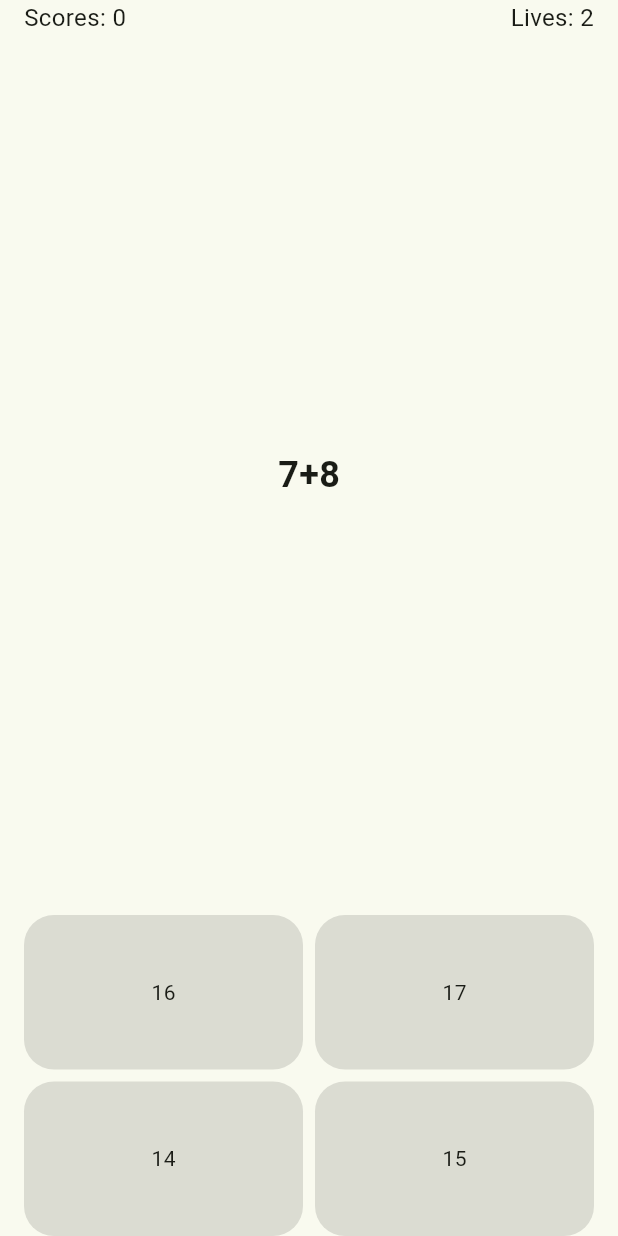
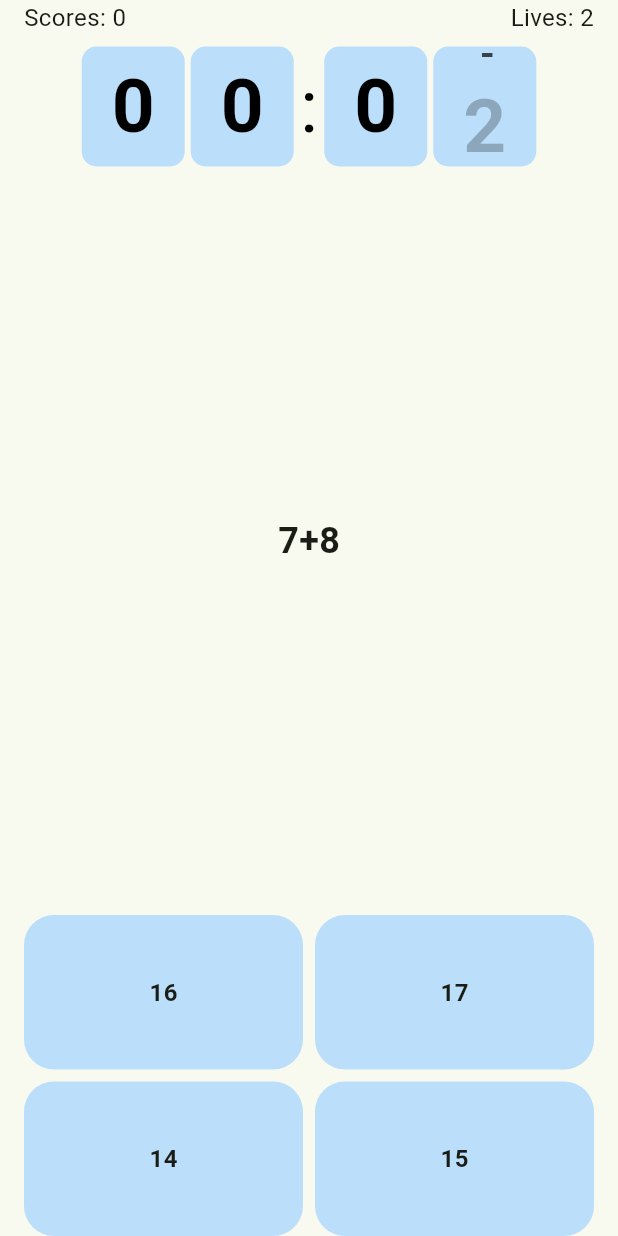
Before and after one commit to bulatBurganov/math_game, a Flutter app: the screen it shows after launch, after a tap on "16", on a phone screen of 412 x 824 dp. Run offline on Flutter 3.47's test engine with Material 3 defaults, Android fonts, the phone set to English and light mode, and no system bars; our stand-ins replace flutter_bloc, freezed_annotation; missing offline and left inert: flame.

Commit message:
timer added

```diff
--- a/lib/math_game/domain/bloc/math_game_cubit.dart
+++ b/lib/math_game/domain/bloc/math_game_cubit.dart
@@ -5,9 +5,12 @@ import 'package:flutter_bloc/flutter_bloc.dart';
 import 'package:math_game/math_game/constants/game_constants.dart';
 import 'package:math_game/math_game/domain/bloc/math_game_state.dart';
 import 'package:math_game/math_game/domain/model/problem_model.dart';
+import 'package:math_game/math_game/utils/math_expression_parser.dart';
 
 class MathGameCubit extends Cubit<MathGameState> {
   MathGameCubit(super.initialState);
+  final _levelDuration = Duration(seconds: 10);
+  Timer? _timer;
 
   Future<void> init() async {
     final operators = ['+', '-'];
@@ -31,14 +34,18 @@ class MathGameCubit extends Cubit<MathGameState> {
 
       problems.add(problem);
     }
+
     emit(
       state.copyWith(
         levelModel: problems,
         scores: 0,
         lives: defaultLivesCount,
         isLevelFinished: false,
+        timer: _levelDuration,
       ),
     );
+
+    _startTimer();
   }
 
   Future<void> checkAnswer(double answer) async {
@@ -53,147 +60,37 @@ class MathGameCubit extends Cubit<MathGameState> {
           ),
         );
       } else {
-        emit(state.copyWith(isLevelFinished: true));
+        _finishGame(null);
       }
     } else {
       int lives = state.lives;
       lives--;
       if (lives == 0) {
-        emit(state.copyWith(lives: 0, isLevelFinished: true));
+        _finishGame(0);
       } else {
         emit(state.copyWith(lives: lives));
       }
     }
   }
-}
 
-class MathExpressionParser {
-  static double evaluate(String expression) {
-    // Удаляем пробелы и конвертируем в нижний регистр
-    expression = expression.replaceAll(' ', '').toLowerCase();
-
-    // Токенизация выражения
-    final tokens = _tokenize(expression);
-
-    // Конвертация в обратную польскую нотацию (RPN)
-    final rpn = _convertToRPN(tokens);
-
-    // Вычисление результата
-    return _evaluateRPN(rpn);
+  _finishGame(int? livesCount) {
+    _timer?.cancel();
+    emit(
+      state.copyWith(isLevelFinished: true, lives: livesCount ?? state.lives),
+    );
   }
 
-  static List<String> _tokenize(String expression) {
-    final tokens = <String>[];
-    final buffer = StringBuffer();
-    bool lastWasDigit = false;
-
-    for (int i = 0; i < expression.length; i++) {
-      final char = expression[i];
-
-      if (_isDigit(char) || char == '.') {
-        buffer.write(char);
-        lastWasDigit = true;
-      } else if (_isOperator(char)) {
-        if (buffer.isNotEmpty) {
-          tokens.add(buffer.toString());
-          buffer.clear();
-        }
-
-        // Обработка унарного минуса
-        if (char == '-' &&
-            (i == 0 ||
-                _isOperator(expression[i - 1]) ||
-                expression[i - 1] == '(')) {
-          tokens.add('0'); // Добавляем ноль перед унарным минусом
-        }
-
-        tokens.add(char);
-        lastWasDigit = false;
-      } else if (char == '(' || char == ')') {
-        if (buffer.isNotEmpty) {
-          tokens.add(buffer.toString());
-          buffer.clear();
-        }
-        tokens.add(char);
-        lastWasDigit = false;
-      } else {
-        throw FormatException('Недопустимый символ: $char');
-      }
-    }
-
-    if (buffer.isNotEmpty) {
-      tokens.add(buffer.toString());
-    }
-
-    return tokens;
+  _startTimer() {
+    _timer = Timer.periodic(const Duration(seconds: 1), _timerCallback);
   }
 
-  static List<String> _convertToRPN(List<String> tokens) {
-    final output = <String>[];
-    final operators = <String>[];
-    final precedence = {'+': 1, '-': 1, '*': 2, '/': 2};
-
-    for (final token in tokens) {
-      if (double.tryParse(token) != null) {
-        output.add(token);
-      } else if (token == '(') {
-        operators.add(token);
-      } else if (token == ')') {
-        while (operators.isNotEmpty && operators.last != '(') {
-          output.add(operators.removeLast());
-        }
-        operators.removeLast(); // Удаляем '('
-      } else if (_isOperator(token)) {
-        while (operators.isNotEmpty &&
-            operators.last != '(' &&
-            precedence[token]! <= precedence[operators.last]!) {
-          output.add(operators.removeLast());
-        }
-        operators.add(token);
-      }
+  void _timerCallback(Timer? timer) {
+    print('timer callback');
+    final seconds = state.timer.inSeconds - 1;
+    if (seconds < 0) {
+      _finishGame(null);
+    } else {
+      emit(state.copyWith(timer: Duration(seconds: seconds)));
     }
-
-    while (operators.isNotEmpty) {
-      output.add(operators.removeLast());
-    }
-
-    return output;
   }
-
-  static double _evaluateRPN(List<String> rpn) {
-    final stack = <double>[];
-
-    for (final token in rpn) {
-      if (double.tryParse(token) != null) {
-        stack.add(double.parse(token));
-      } else {
-        final b = stack.removeLast();
-        final a = stack.isNotEmpty ? stack.removeLast() : 0;
-
-        switch (token) {
-          case '+':
-            stack.add(a + b);
-            break;
-          case '-':
-            stack.add(a - b);
-            break;
-          case '*':
-            stack.add(a * b);
-            break;
-          case '/':
-            if (b == 0) throw Exception('Деление на ноль');
-            stack.add(a / b);
-            break;
-          default:
-            throw Exception('Неизвестный оператор: $token');
-        }
-      }
-    }
-
-    return stack.last;
-  }
-
-  static bool _isDigit(String s) =>
-      s.codeUnitAt(0) >= 48 && s.codeUnitAt(0) <= 57;
-  static bool _isOperator(String s) => ['+', '-', '*', '/'].contains(s);
 }
--- a/lib/math_game/domain/bloc/math_game_state.dart
+++ b/lib/math_game/domain/bloc/math_game_state.dart
@@ -11,5 +11,6 @@ class MathGameState with _$MathGameState {
     @Default(0) int scores,
     @Default(defaultLivesCount) int lives,
     @Default(false) isLevelFinished,
+    @Default(Duration(seconds: 0)) Duration timer,
   }) = _MathGameState;
 }
--- a/lib/math_game/ui/math_game_screen.dart
+++ b/lib/math_game/ui/math_game_screen.dart
@@ -2,6 +2,8 @@ import 'package:flutter/material.dart';
 import 'package:flutter_bloc/flutter_bloc.dart';
 import 'package:math_game/math_game/domain/bloc/math_game_cubit.dart';
 import 'package:math_game/math_game/domain/bloc/math_game_state.dart';
+import 'package:math_game/math_game/ui/widget/bounce_button.dart';
+import 'package:math_game/math_game/ui/widget/timer_widget.dart';
 
 class MathGameScreen extends StatefulWidget {
   const MathGameScreen({super.key});
@@ -63,6 +65,9 @@ class _MathGameScreenState extends State<MathGameScreen> {
                     ),
                   ],
                 ),
+                const SizedBox(height: 8),
+                TimerWidget(duration: state.timer),
+
                 Expanded(
                   child: Center(
                     child: Text(
@@ -90,6 +95,10 @@ class _MathGameScreenState extends State<MathGameScreen> {
                         state.levelModel.first.answers[index]
                             .toInt()
                             .toString(),
+                        style: TextStyle(
+                          fontSize: 16,
+                          fontWeight: FontWeight.w700,
+                        ),
                       ),
                     );
                   },
@@ -108,71 +117,3 @@ class _MathGameScreenState extends State<MathGameScreen> {
     );
   }
 }
-
-class BounceButton extends StatefulWidget {
-  final Widget child;
-  final Function onTap;
-  final Duration duration;
-
-  const BounceButton({
-    super.key,
-    required this.child,
-    required this.onTap,
-    required this.duration,
-  });
-
-  @override
-  State<BounceButton> createState() => _BounceButtonState();
-}
-
-class _BounceButtonState extends State<BounceButton>
-    with SingleTickerProviderStateMixin {
-  late AnimationController _controller;
-  late Animation<double> _animation;
-
-  @override
-  void initState() {
-    super.initState();
-    _controller = AnimationController(duration: widget.duration, vsync: this);
-    _animation = Tween<double>(
-      begin: 1.0,
-      end: 0.9,
-    ).animate(CurvedAnimation(parent: _controller, curve: Curves.easeIn));
-  }
-
-  @override
-  void dispose() {
-    _controller.dispose();
-    super.dispose();
-  }
-
-  @override
-  Widget build(BuildContext context) {
-    return GestureDetector(
-      onTap: () {
-        widget.onTap();
-        _controller.forward().then((_) {
-          _controller.reverse();
-        });
-      },
-      child: AnimatedBuilder(
-        animation: _animation,
-        builder: (context, child) {
-          return Transform.scale(
-            scale: _animation.value,
-            child: AnimatedContainer(
-              alignment: Alignment.center,
-              duration: widget.duration,
-              decoration: BoxDecoration(
-                color: Theme.of(context).focusColor,
-                borderRadius: BorderRadius.circular(20),
-              ),
-              child: child,
-            ),
-          );
-        },
-        child: widget.child,
-      ),
-    );
-  }
-}
--- /dev/null
+++ b/lib/math_game/ui/widget/bounce_button.dart
@@ -0,0 +1,70 @@
+import 'package:flutter/material.dart';
+import 'package:flutter/widgets.dart';
+
+class BounceButton extends StatefulWidget {
+  final Widget child;
+  final Function onTap;
+  final Duration duration;
+
+  const BounceButton({
+    super.key,
+    required this.child,
+    required this.onTap,
+    required this.duration,
+  });
+
+  @override
+  State<BounceButton> createState() => _BounceButtonState();
+}
+
+class _BounceButtonState extends State<BounceButton>
+    with SingleTickerProviderStateMixin {
+  late AnimationController _controller;
+  late Animation<double> _animation;
+
+  @override
+  void initState() {
+    super.initState();
+    _controller = AnimationController(duration: widget.duration, vsync: this);
+    _animation = Tween<double>(
+      begin: 1.0,
+      end: 0.9,
+    ).animate(CurvedAnimation(parent: _controller, curve: Curves.easeIn));
+  }
+
+  @override
+  void dispose() {
+    _controller.dispose();
+    super.dispose();
+  }
+
+  @override
+  Widget build(BuildContext context) {
+    return GestureDetector(
+      onTap: () {
+        widget.onTap();
+        _controller.forward().then((_) {
+          _controller.reverse();
+        });
+      },
+      child: AnimatedBuilder(
+        animation: _animation,
+        builder: (context, child) {
+          return Transform.scale(
+            scale: _animation.value,
+            child: AnimatedContainer(
+              alignment: Alignment.center,
+              duration: widget.duration,
+              decoration: BoxDecoration(
+                color: Theme.of(context).primaryColorLight,
+                borderRadius: BorderRadius.circular(20),
+              ),
+              child: child,
+            ),
+          );
+        },
+        child: widget.child,
+      ),
+    );
+  }
+}
--- /dev/null
+++ b/lib/math_game/ui/widget/timer_widget.dart
@@ -0,0 +1,130 @@
+import 'package:flutter/material.dart';
+
+class TimerWidget extends StatelessWidget {
+  final Duration duration;
+
+  const TimerWidget({super.key, required this.duration});
+  String _twoDigits(int n) => n.toString().padLeft(2, '0');
+
+  @override
+  Widget build(BuildContext context) {
+    final minutes = _twoDigits(duration.inMinutes.remainder(60));
+    final seconds = _twoDigits(duration.inSeconds.remainder(60));
+
+    return Row(
+      mainAxisAlignment: MainAxisAlignment.center,
+      children: [
+        _TimeColumn(time: minutes, label: "Mins"),
+        _TimeColumn(time: seconds, label: "Secs", isLast: true),
+      ],
+    );
+  }
+}
+
+class _TimeColumn extends StatelessWidget {
+  final String time;
+  final String label;
+  final bool isLast;
+  const _TimeColumn({
+    required this.time,
+    required this.label,
+    this.isLast = false,
+  });
+
+  @override
+  Widget build(BuildContext context) {
+    return Column(
+      mainAxisAlignment: MainAxisAlignment.center,
+      children: [
+        Row(
+          children: [
+            _Digit(digit: time[0]),
+            _Digit(digit: time[1]),
+            if (!isLast) const _TimeSeparator(),
+          ],
+        ),
+      ],
+    );
+  }
+}
+
+class _Digit extends StatelessWidget {
+  final String digit;
+  const _Digit({required this.digit});
+
+  @override
+  Widget build(BuildContext context) {
+    return Container(
+      width: MediaQuery.of(context).size.width / 6,
+      padding: const EdgeInsets.symmetric(horizontal: 16, vertical: 4),
+      margin: const EdgeInsets.symmetric(horizontal: 2),
+      decoration: BoxDecoration(
+        color: Theme.of(context).primaryColorLight,
+        borderRadius: BorderRadius.circular(10),
+      ),
+      child: ClipRect(
+        child: AnimatedSwitcher(
+          duration: const Duration(milliseconds: 600),
+          switchInCurve: Curves.easeOutExpo,
+          switchOutCurve: Curves.easeInExpo,
+          transitionBuilder: (Widget child, Animation<double> animation) {
+            return Stack(
+              children: <Widget>[
+                SlideTransition(
+                  position:
+                      Tween<Offset>(
+                        begin: const Offset(0, -1),
+                        end: const Offset(0, 1),
+                      ).animate(
+                        CurvedAnimation(
+                          parent: animation,
+                          curve: Curves.easeOutCubic,
+                        ),
+                      ),
+                  child: FadeTransition(opacity: animation, child: child),
+                ),
+                SlideTransition(
+                  position:
+                      Tween<Offset>(
+                        begin: const Offset(0, -1),
+                        end: const Offset(0, 0),
+                      ).animate(
+                        CurvedAnimation(
+                          parent: animation,
+                          curve: Curves.bounceIn,
+                        ),
+                      ),
+                  child: FadeTransition(opacity: animation, child: child),
+                ),
+              ],
+            );
+          },
+          child: Text(
+            digit,
+            key: ValueKey<String>(digit),
+            style: const TextStyle(
+              fontWeight: FontWeight.bold,
+              color: Colors.black,
+              fontSize: 50,
+            ),
+          ),
+        ),
+      ),
+    );
+  }
+}
+
+class _TimeSeparator extends StatelessWidget {
+  const _TimeSeparator();
+
+  @override
+  Widget build(BuildContext context) {
+    return Padding(
+      padding: const EdgeInsets.symmetric(horizontal: 2.0),
+      child: const Text(
+        ":",
+        style: TextStyle(color: Colors.black, fontSize: 50),
+      ),
+    );
+  }
+}
--- /dev/null
+++ b/lib/math_game/utils/math_expression_parser.dart
@@ -0,0 +1,126 @@
+class MathExpressionParser {
+  static double evaluate(String expression) {
+    // Удаляем пробелы и конвертируем в нижний регистр
+    expression = expression.replaceAll(' ', '').toLowerCase();
+
+    // Токенизация выражения
+    final tokens = _tokenize(expression);
+
+    // Конвертация в обратную польскую нотацию (RPN)
+    final rpn = _convertToRPN(tokens);
+
+    // Вычисление результата
+    return _evaluateRPN(rpn);
+  }
+
+  static List<String> _tokenize(String expression) {
+    final tokens = <String>[];
+    final buffer = StringBuffer();
+
+    for (int i = 0; i < expression.length; i++) {
+      final char = expression[i];
+
+      if (_isDigit(char) || char == '.') {
+        buffer.write(char);
+      } else if (_isOperator(char)) {
+        if (buffer.isNotEmpty) {
+          tokens.add(buffer.toString());
+          buffer.clear();
+        }
+
+        // Обработка унарного минуса
+        if (char == '-' &&
+            (i == 0 ||
+                _isOperator(expression[i - 1]) ||
+                expression[i - 1] == '(')) {
+          tokens.add('0'); // Добавляем ноль перед унарным минусом
+        }
+
+        tokens.add(char);
+      } else if (char == '(' || char == ')') {
+        if (buffer.isNotEmpty) {
+          tokens.add(buffer.toString());
+          buffer.clear();
+        }
+        tokens.add(char);
+      } else {
+        throw FormatException('Недопустимый символ: $char');
+      }
+    }
+
+    if (buffer.isNotEmpty) {
+      tokens.add(buffer.toString());
+    }
+
+    return tokens;
+  }
+
+  static List<String> _convertToRPN(List<String> tokens) {
+    final output = <String>[];
+    final operators = <String>[];
+    final precedence = {'+': 1, '-': 1, '*': 2, '/': 2};
+
+    for (final token in tokens) {
+      if (double.tryParse(token) != null) {
+        output.add(token);
+      } else if (token == '(') {
+        operators.add(token);
+      } else if (token == ')') {
+        while (operators.isNotEmpty && operators.last != '(') {
+          output.add(operators.removeLast());
+        }
+        operators.removeLast(); // Удаляем '('
+      } else if (_isOperator(token)) {
+        while (operators.isNotEmpty &&
+            operators.last != '(' &&
+            precedence[token]! <= precedence[operators.last]!) {
+          output.add(operators.removeLast());
+        }
+        operators.add(token);
+      }
+    }
+
+    while (operators.isNotEmpty) {
+      output.add(operators.removeLast());
+    }
+
+    return output;
+  }
+
+  static double _evaluateRPN(List<String> rpn) {
+    final stack = <double>[];
+
+    for (final token in rpn) {
+      if (double.tryParse(token) != null) {
+        stack.add(double.parse(token));
+      } else {
+        final b = stack.removeLast();
+        final a = stack.isNotEmpty ? stack.removeLast() : 0;
+
+        switch (token) {
+          case '+':
+            stack.add(a + b);
+            break;
+          case '-':
+            stack.add(a - b);
+            break;
+          case '*':
+            stack.add(a * b);
+            break;
+          case '/':
+            if (b == 0) throw Exception('Деление на ноль');
+            stack.add(a / b);
+            break;
+          default:
+            throw Exception('Неизвестный оператор: $token');
+        }
+      }
+    }
+
+    return stack.last;
+  }
+
+  static bool _isDigit(String s) =>
+      s.codeUnitAt(0) >= 48 && s.codeUnitAt(0) <= 57;
+  static bool _isOperator(String s) => ['+', '-', '*', '/'].contains(s);
+}
```
Also changed, not shown: lib/math_game/domain/bloc/math_game_state.freezed.dart.
